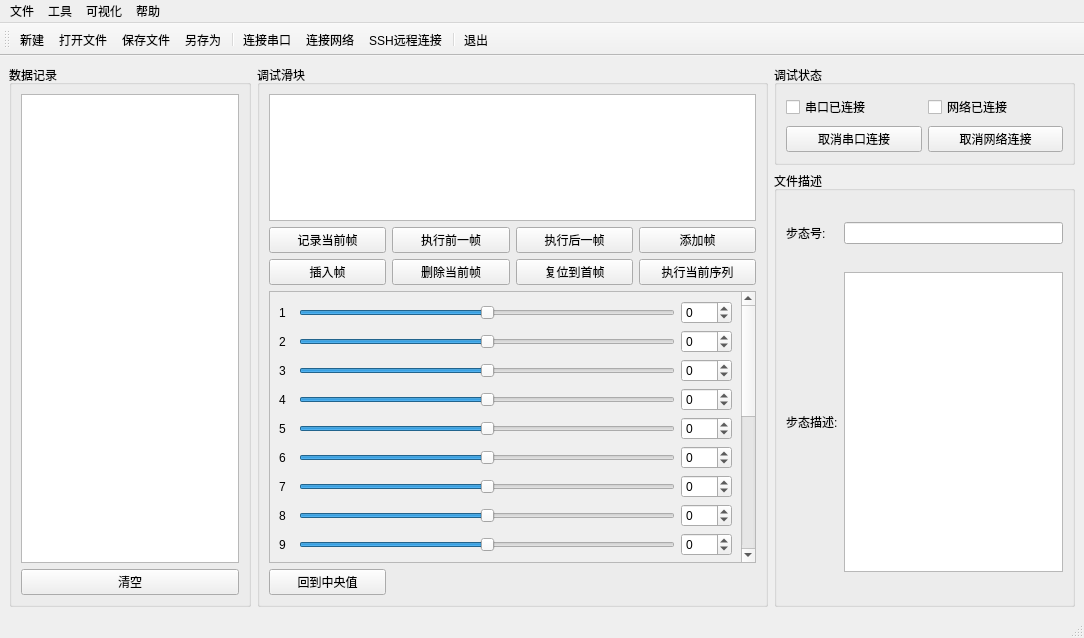
First picture: the form in mainwindow.ui, repository BronWang/SpecialGait, before the edit.
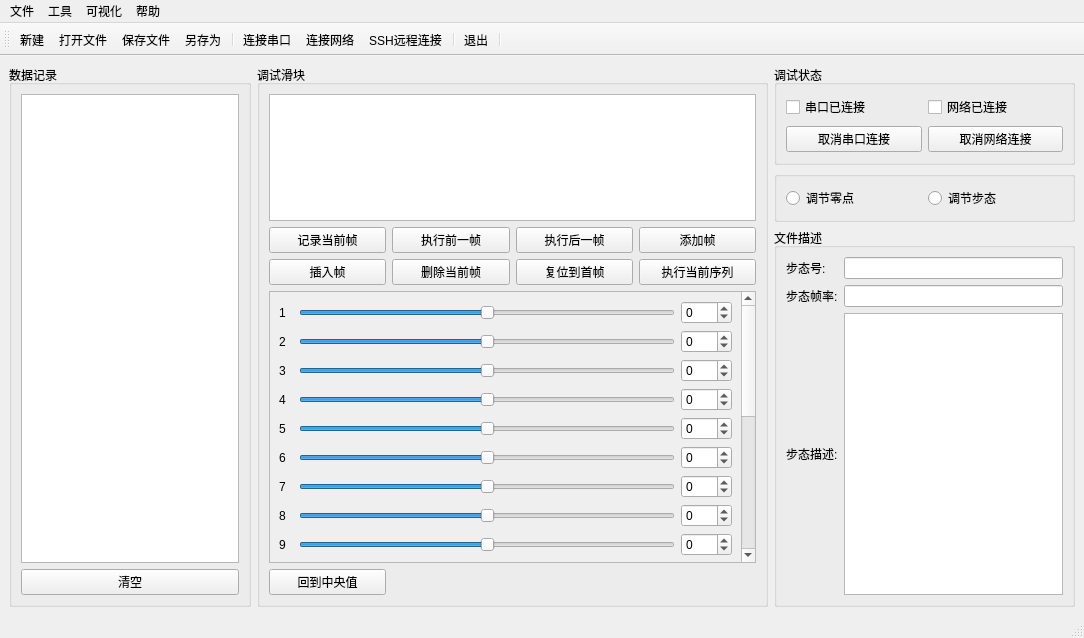
Second picture: the form after the edit. Icons and pictures are not drawn.

Commit message: Added sequence execution interpolation Added zero point debugging function Added some input restrictions

```diff
--- a/mainwindow.ui
+++ b/mainwindow.ui
@@ -971,6 +971,35 @@
         </layout>
        </widget>
       </item>
+      <item>
+       <widget class="QGroupBox" name="groupBox_2">
+        <property name="minimumSize">
+         <size>
+          <width>0</width>
+          <height>50</height>
+         </size>
+        </property>
+        <property name="title">
+         <string/>
+        </property>
+        <layout class="QHBoxLayout" name="horizontalLayout_3">
+         <item>
+          <widget class="QRadioButton" name="rbtnAdjustZero">
+           <property name="text">
+            <string>调节零点</string>
+           </property>
+          </widget>
+         </item>
+         <item>
+          <widget class="QRadioButton" name="rbtnAdjustGait">
+           <property name="text">
+            <string>调节步态</string>
+           </property>
+          </widget>
+         </item>
+        </layout>
+       </widget>
+      </item>
       <item>
        <widget class="QGroupBox" name="groupBoxFileDesc">
         <property name="minimumSize">
@@ -993,13 +1022,13 @@
           <widget class="QLineEdit" name="lineEditGaitID"/>
          </item>
          <item row="1" column="0">
-          <widget class="QLabel" name="label_22">
+          <widget class="QLabel" name="label_23">
            <property name="text">
-            <string>步态描述:</string>
+            <string>步态帧率:</string>
            </property>
           </widget>
          </item>
-         <item row="1" column="1">
+         <item row="2" column="1">
           <widget class="QTextEdit" name="textEditGaitDesc">
            <property name="maximumSize">
             <size>
@@ -1016,6 +1045,16 @@
            </property>
           </widget>
          </item>
+         <item row="1" column="1">
+          <widget class="QLineEdit" name="lineEditGaitRate"/>
+         </item>
+         <item row="2" column="0">
+          <widget class="QLabel" name="label_22">
+           <property name="text">
+            <string>步态描述:</string>
+           </property>
+          </widget>
+         </item>
         </layout>
        </widget>
       </item>
@@ -1094,6 +1133,7 @@
    <addaction name="sshConnect"/>
    <addaction name="separator"/>
    <addaction name="exit"/>
+   <addaction name="separator"/>
   </widget>
   <action name="serialPort">
    <property name="icon">
```
Left out of the diff: 2 changed lines with no effect on the pictures. The commit also changes 2 other files.
